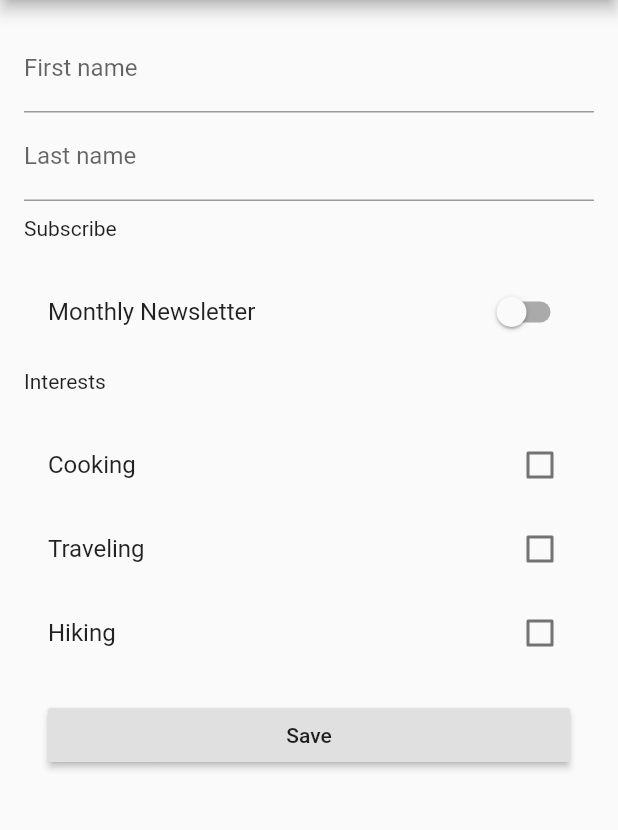
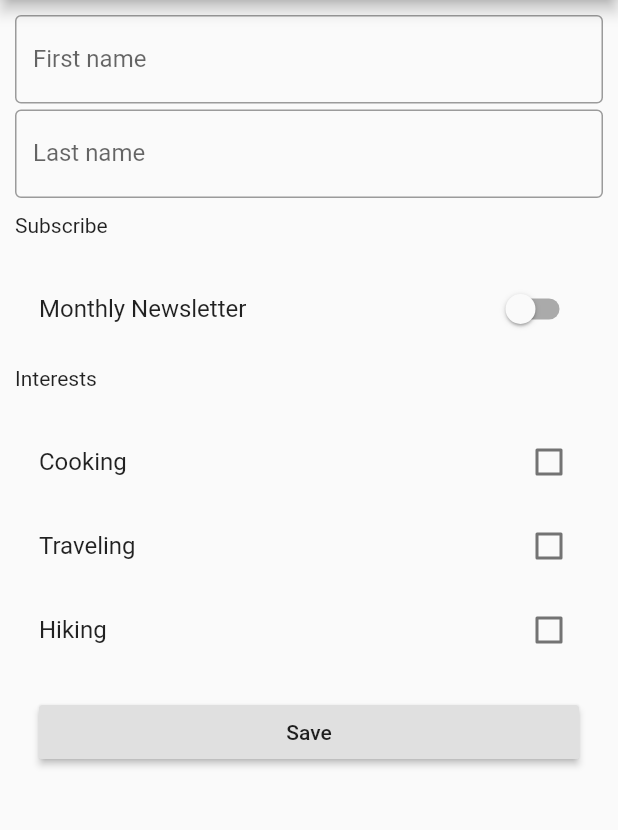
Before and after one commit to azizcse/flutter-my-profile, a Flutter app: the HomeMaterial screen opened by its route, on a phone screen of 412 x 824 dp, the part 84-914 px from its top. Run offline on Flutter 3.47's test engine with Material 2 defaults, Android fonts, the phone set to English and light mode, and no system bars.

```diff
--- a/lib/util/flutter_key_test.dart
+++ b/lib/util/flutter_key_test.dart
@@ -14,9 +14,10 @@ class _HomeMaterialState extends State<HomeMaterial> {
   Widget build(BuildContext context) {
     return Scaffold(
         appBar: AppBar(title: Text('Profile')),
-        body: Container(
+        body: SingleChildScrollView(
+          child: Container(
               padding:
-            const EdgeInsets.symmetric(vertical: 16.0, horizontal: 16.0),
+              const EdgeInsets.symmetric(vertical: 10.0, horizontal: 10.0),
               child: Builder(
                   builder: (context) => Form(
                       key: _formKey,
@@ -25,7 +26,7 @@ class _HomeMaterialState extends State<HomeMaterial> {
                           children: [
                             TextFormField(
                               decoration:
-                            InputDecoration(labelText: 'First name'),
+                              InputDecoration(labelText: 'First name', border: OutlineInputBorder()),
                               validator: (value) {
                                 if (value.isEmpty) {
                                   return 'Please enter your first name';
@@ -34,13 +35,15 @@ class _HomeMaterialState extends State<HomeMaterial> {
                               onSaved: (val) =>
                                   setState(() => _user.firstName = val),
                             ),
+                            SizedBox(height: 4,),
                             TextFormField(
                                 decoration:
-                              InputDecoration(labelText: 'Last name'),
+                                InputDecoration(labelText: 'Last name', border: OutlineInputBorder()),
                                 validator: (value) {
                                   if (value.isEmpty) {
                                     return 'Please enter your last name.';
                                   }
+
                                 },
                                 onSaved: (val) =>
                                     setState(() => _user.lastName = val)),
@@ -91,7 +94,8 @@ class _HomeMaterialState extends State<HomeMaterial> {
                                       }*/
                                     },
                                     child: Text('Save'))),
-                        ])))));
+                          ])))),
+        ));
   }
 
   _showDialog(BuildContext context) {
```
Lines whose indentation alone changed are shown as unchanged.
